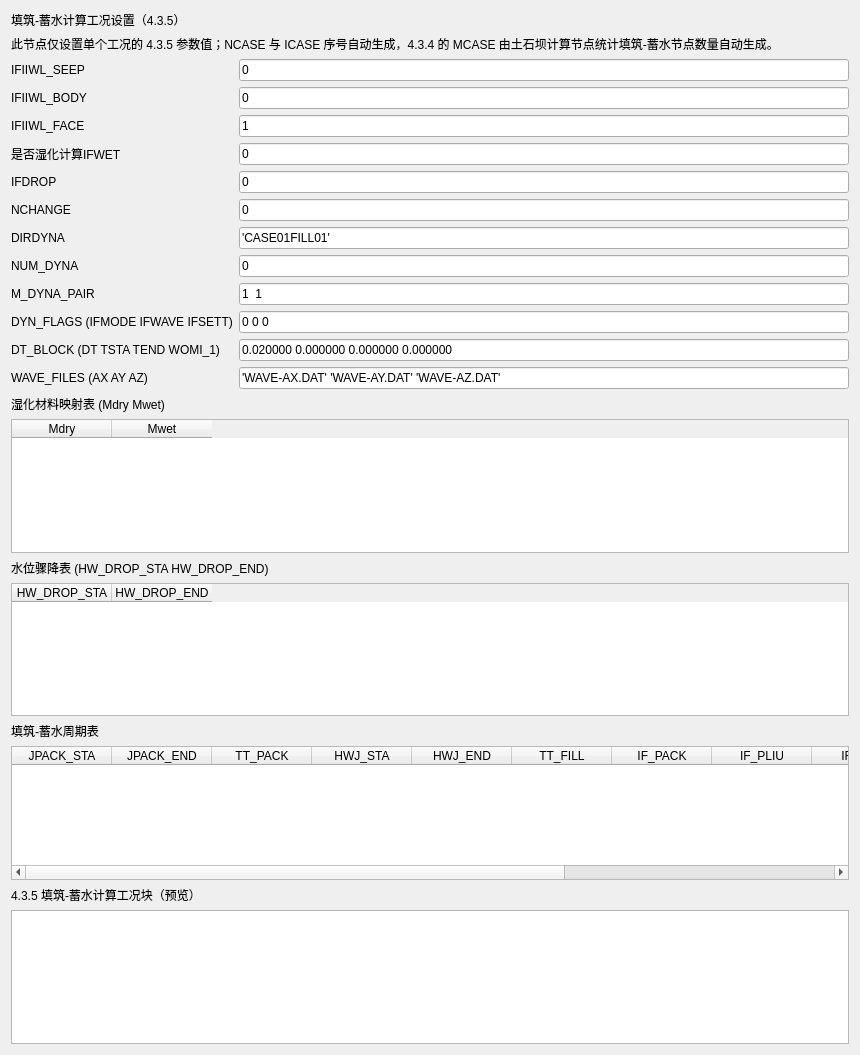
Above: plugins/Base_Slover/FillStorageCyclePage.ui from asd977/base_cae before the change. Below: the same form after it.
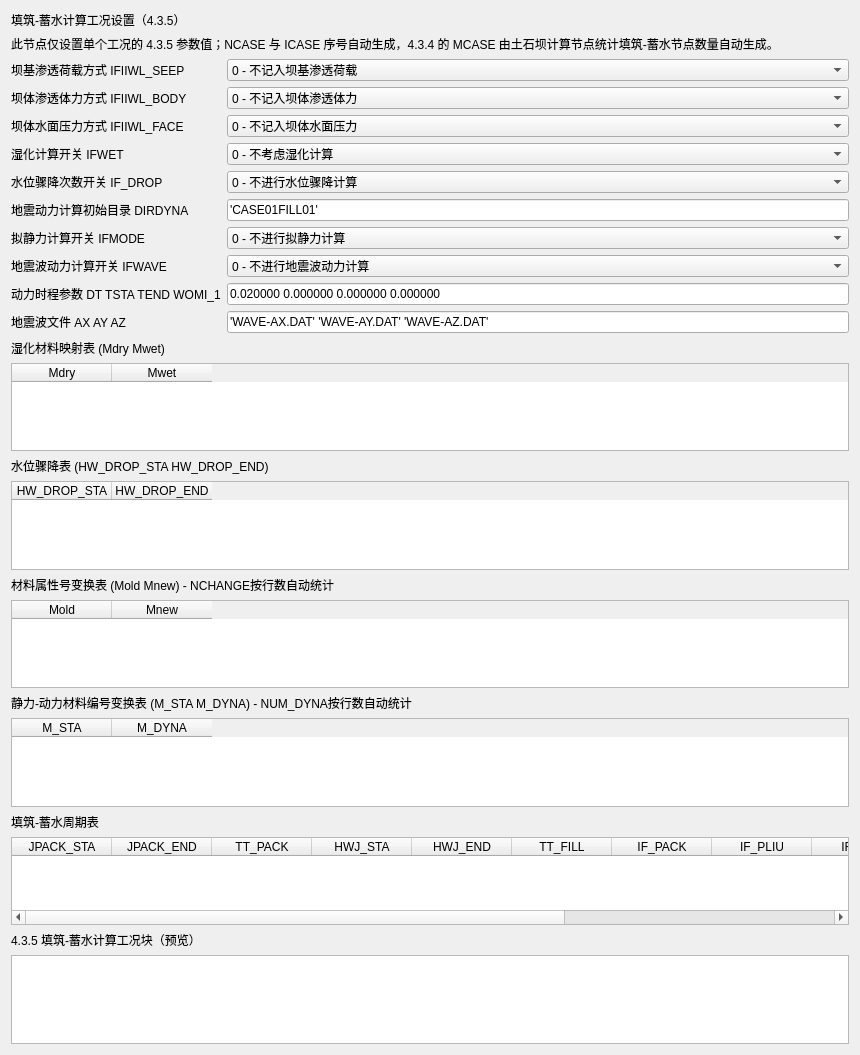
That is the form after the change.

Commit message: feat: make fill-storage flags dropdowns with Chinese labels

```diff
--- a/plugins/Base_Slover/FillStorageCyclePage.ui
+++ b/plugins/Base_Slover/FillStorageCyclePage.ui
@@ -38,165 +38,124 @@
        <item row="0" column="0">
         <widget class="QLabel" name="labelIFIIWL_SEEP">
          <property name="text">
-          <string>IFIIWL_SEEP</string>
+          <string>坝基渗透荷载方式 IFIIWL_SEEP</string>
          </property>
         </widget>
        </item>
        <item row="0" column="1">
-        <widget class="QLineEdit" name="editIFIIWL_SEEP">
-         <property name="text">
-          <string>0</string>
-         </property>
+        <widget class="QComboBox" name="comboIFIIWL_SEEP">
+         <item><property name="text"><string>0 - 不记入坝基渗透荷载</string></property></item>
+         <item><property name="text"><string>1 - 记入并按折减系数线性假设施加面力</string></property></item>
+         <item><property name="text"><string>2 - 由CASEEP读入水头压力并施加面力</string></property></item>
         </widget>
        </item>
        <item row="1" column="0">
         <widget class="QLabel" name="labelIFIIWL_BODY">
          <property name="text">
-          <string>IFIIWL_BODY</string>
+          <string>坝体渗透体力方式 IFIIWL_BODY</string>
          </property>
         </widget>
        </item>
        <item row="1" column="1">
-        <widget class="QLineEdit" name="editIFIIWL_BODY">
-         <property name="text">
-          <string>0</string>
-         </property>
+        <widget class="QComboBox" name="comboIFIIWL_BODY">
+         <item><property name="text"><string>0 - 不记入坝体渗透体力</string></property></item>
+         <item><property name="text"><string>1 - 按饱和/湿容重差施加向下体力</string></property></item>
+         <item><property name="text"><string>2 - 由CABODY读入节点体力</string></property></item>
         </widget>
        </item>
        <item row="2" column="0">
         <widget class="QLabel" name="labelIFIIWL_FACE">
          <property name="text">
-          <string>IFIIWL_FACE</string>
+          <string>坝体水面压力方式 IFIIWL_FACE</string>
          </property>
         </widget>
        </item>
        <item row="2" column="1">
-        <widget class="QLineEdit" name="editIFIIWL_FACE">
-         <property name="text">
-          <string>1</string>
-         </property>
+        <widget class="QComboBox" name="comboIFIIWL_FACE">
+         <item><property name="text"><string>0 - 不记入坝体水面压力</string></property></item>
+         <item><property name="text"><string>1 - 记入坝体水面压力</string></property></item>
         </widget>
        </item>
        <item row="3" column="0">
         <widget class="QLabel" name="labelIFWET">
          <property name="text">
-          <string>是否湿化计算IFWET</string>
+          <string>湿化计算开关 IFWET</string>
          </property>
         </widget>
        </item>
        <item row="3" column="1">
-        <widget class="QLineEdit" name="editIFWET">
-         <property name="text">
-          <string>0</string>
-         </property>
+        <widget class="QComboBox" name="comboIFWET">
+         <item><property name="text"><string>0 - 不考虑湿化计算</string></property></item>
+         <item><property name="text"><string>1 - 考虑湿化计算</string></property></item>
         </widget>
        </item>
        <item row="4" column="0">
         <widget class="QLabel" name="labelIFDROP">
          <property name="text">
-          <string>IFDROP</string>
+          <string>水位骤降次数开关 IF_DROP</string>
          </property>
         </widget>
        </item>
        <item row="4" column="1">
-        <widget class="QLineEdit" name="editIFDROP">
-         <property name="text">
-          <string>0</string>
-         </property>
+        <widget class="QComboBox" name="comboIFDROP">
+         <item><property name="text"><string>0 - 不进行水位骤降计算</string></property></item>
+         <item><property name="text"><string>1 - 进行水位骤降计算</string></property></item>
         </widget>
        </item>
        <item row="5" column="0">
-        <widget class="QLabel" name="labelNCHANGE">
-         <property name="text">
-          <string>NCHANGE</string>
-         </property>
+        <widget class="QLabel" name="labelDIRDYNA">
+         <property name="text"><string>地震动力计算初始目录 DIRDYNA</string></property>
         </widget>
        </item>
        <item row="5" column="1">
-        <widget class="QLineEdit" name="editNCHANGE">
-         <property name="text">
-          <string>0</string>
-         </property>
+        <widget class="QLineEdit" name="editDIRDYNA">
+         <property name="text"><string>'CASE01FILL01'</string></property>
         </widget>
        </item>
        <item row="6" column="0">
-        <widget class="QLabel" name="labelDIRDYNA">
-         <property name="text">
-          <string>DIRDYNA</string>
-         </property>
+        <widget class="QLabel" name="labelIFMODE">
+         <property name="text"><string>拟静力计算开关 IFMODE</string></property>
         </widget>
        </item>
        <item row="6" column="1">
-        <widget class="QLineEdit" name="editDIRDYNA">
-         <property name="text">
-          <string>'CASE01FILL01'</string>
-         </property>
+        <widget class="QComboBox" name="comboIFMODE">
+         <item><property name="text"><string>0 - 不进行拟静力计算</string></property></item>
+         <item><property name="text"><string>1 - 进行拟静力计算</string></property></item>
         </widget>
        </item>
        <item row="7" column="0">
-        <widget class="QLabel" name="labelNUM_DYNA">
-         <property name="text">
-          <string>NUM_DYNA</string>
-         </property>
+        <widget class="QLabel" name="labelIFWAVE">
+         <property name="text"><string>地震波动力计算开关 IFWAVE</string></property>
         </widget>
        </item>
        <item row="7" column="1">
-        <widget class="QLineEdit" name="editNUM_DYNA">
-         <property name="text">
-          <string>0</string>
-         </property>
+        <widget class="QComboBox" name="comboIFWAVE">
+         <item><property name="text"><string>0 - 不进行地震波动力计算</string></property></item>
+         <item><property name="text"><string>1 - 进行地震波动力计算</string></property></item>
         </widget>
        </item>
        <item row="8" column="0">
-        <widget class="QLabel" name="labelM_DYNA_PAIR">
-         <property name="text">
-          <string>M_DYNA_PAIR</string>
-         </property>
-        </widget>
-       </item>
-       <item row="8" column="1">
-        <widget class="QLineEdit" name="editM_DYNA_PAIR">
-         <property name="text">
-          <string>1  1</string>
-         </property>
-        </widget>
-       </item>
-       <item row="9" column="0">
-        <widget class="QLabel" name="labelDYN_FLAGS">
-         <property name="text">
-          <string>DYN_FLAGS (IFMODE IFWAVE IFSETT)</string>
-         </property>
-        </widget>
-       </item>
-       <item row="9" column="1">
-        <widget class="QLineEdit" name="editDYN_FLAGS">
-         <property name="text">
-          <string>0 0 0</string>
-         </property>
-        </widget>
-       </item>
-       <item row="10" column="0">
         <widget class="QLabel" name="labelDT_BLOCK">
          <property name="text">
-          <string>DT_BLOCK (DT TSTA TEND WOMI_1)</string>
+          <string>动力时程参数 DT TSTA TEND WOMI_1</string>
          </property>
         </widget>
        </item>
-       <item row="10" column="1">
+       <item row="8" column="1">
         <widget class="QLineEdit" name="editDT_BLOCK">
          <property name="text">
           <string>0.020000 0.000000 0.000000 0.000000</string>
          </property>
         </widget>
        </item>
-       <item row="11" column="0">
+       <item row="9" column="0">
         <widget class="QLabel" name="labelWAVE_FILES">
          <property name="text">
-          <string>WAVE_FILES (AX AY AZ)</string>
+          <string>地震波文件 AX AY AZ</string>
          </property>
         </widget>
        </item>
-       <item row="11" column="1">
+       <item row="9" column="1">
         <widget class="QLineEdit" name="editWAVE_FILES">
          <property name="text">
           <string>'WAVE-AX.DAT' 'WAVE-AY.DAT' 'WAVE-AZ.DAT'</string>
@@ -247,6 +206,32 @@
        </column>
       </widget>
      </item>
+     <item>
+      <widget class="QLabel" name="labelNChange">
+       <property name="text">
+        <string>材料属性号变换表 (Mold Mnew) - NCHANGE按行数自动统计</string>
+       </property>
+      </widget>
+     </item>
+     <item>
+      <widget class="QTableWidget" name="tableNChange">
+       <column><property name="text"><string>Mold</string></property></column>
+       <column><property name="text"><string>Mnew</string></property></column>
+      </widget>
+     </item>
+     <item>
+      <widget class="QLabel" name="labelDynaMap">
+       <property name="text">
+        <string>静力-动力材料编号变换表 (M_STA M_DYNA) - NUM_DYNA按行数自动统计</string>
+       </property>
+      </widget>
+     </item>
+     <item>
+      <widget class="QTableWidget" name="tableDynaMap">
+       <column><property name="text"><string>M_STA</string></property></column>
+       <column><property name="text"><string>M_DYNA</string></property></column>
+      </widget>
+     </item>
      <item>
       <widget class="QLabel" name="labelCircle">
        <property name="text">
```
The commit also changes 2 other files.
